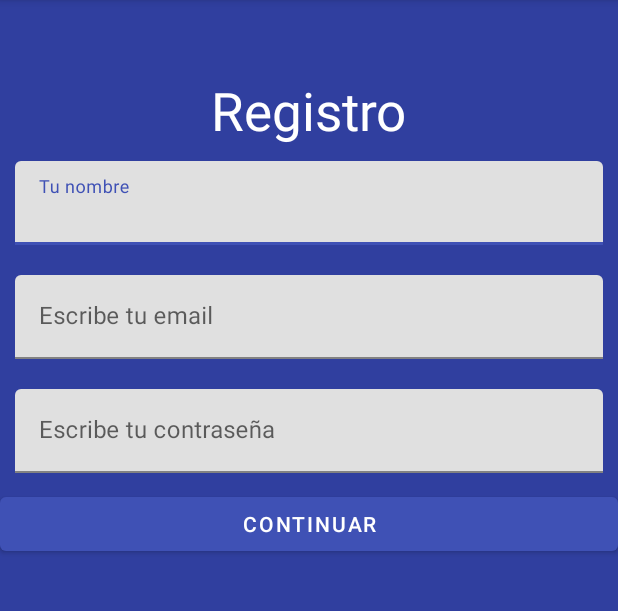
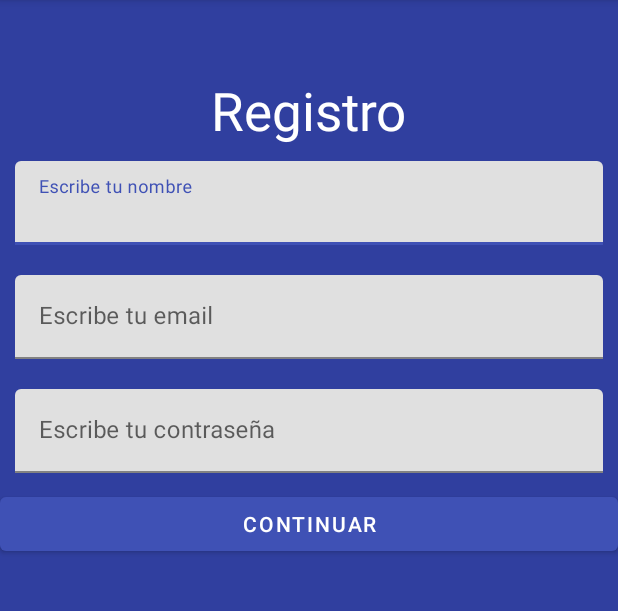
Before and after one commit to DanielHdzSanchez/Codessert, an Android app: the SignUp screen opened directly, with no data from a screen before it, on a phone screen of 412 x 824 dp, the part 84-695 px from its top. Run offline under Robolectric (Android 15) with nearby library versions, the light colour scheme and no system bars; our stand-ins replace CircleImageView, Firebase (no records; nobody signed in at launch, a user with empty details on screens opened directly); libraries missing offline, so code that uses them is left out: com.blogspot.atifsoftwares; Roboto replaces fonts that are not available here.

Commit message:
Corrijo texto en Registro

```diff
--- a/app/src/main/res/layout/activity_sign_up.xml
+++ b/app/src/main/res/layout/activity_sign_up.xml
@@ -28,7 +28,7 @@
                 android:id="@+id/etName"
                 android:layout_width="match_parent"
                 android:layout_height="wrap_content"
-                android:hint="Tu nombre"/>
+                android:hint="Escribe tu nombre"/>
         </com.google.android.material.textfield.TextInputLayout>
 
         <com.google.android.material.textfield.TextInputLayout
```
